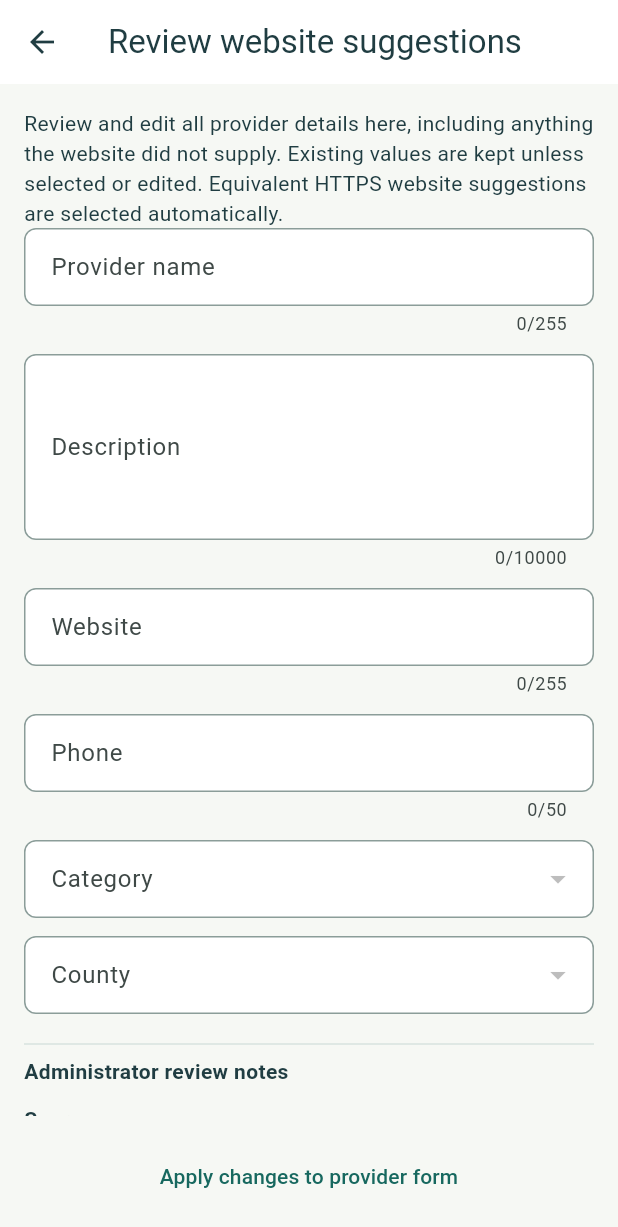
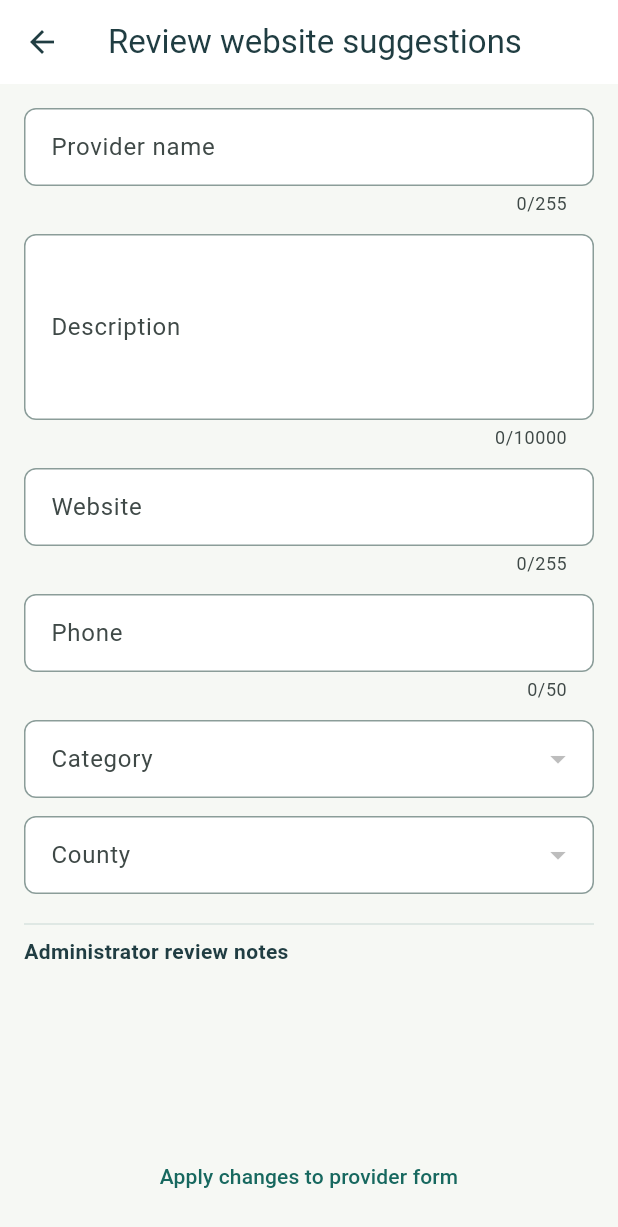
Before and after one commit to agawlbb/negaautism_mobile, a Flutter app: the ProviderSuggestionsScreen screen opened directly with empty values, on a phone screen of 412 x 824 dp. Shown: the top 1227 px of the screen. Run offline on Flutter 3.47's test engine with Material 3 defaults, Android fonts, the light colour scheme and no system bars; our stand-ins replace firebase_auth, firebase_core, firebase_messaging, package_info_plus, shared_preferences; accounts and stored records are empty.

Commit message:
Simplify provider forms and reflect manager approval workflow [skip ci]

```diff
--- a/lib/provider_edit_screen.dart
+++ b/lib/provider_edit_screen.dart
@@ -316,19 +316,6 @@ class _ProviderEditScreenState extends State<ProviderEditScreen> {
         child: ListView(
           padding: const EdgeInsets.all(16),
           children: [
-            if (widget.provider == null)
-              const Padding(
-                padding: EdgeInsets.only(bottom: 16),
-                child: Text(
-                  'New providers await approval on the website before appearing in the directory.',
-                ),
-              ),
-            if (widget.provider == null) ...[
-              const Text(
-                'Enter a website below, then choose Fill from website, or enter details manually.',
-              ),
-              const SizedBox(height: 12),
-            ],
             TextFormField(
               controller: _name,
               enabled: !_saving && !_extracting,
@@ -380,7 +367,7 @@ class _ProviderEditScreenState extends State<ProviderEditScreen> {
               if (_suggestions != null)
                 TextButton(
                   onPressed: _extracting ? null : _reviewSuggestions,
-                  child: const Text('Review suggestions and sources'),
+                  child: const Text('Review suggestions'),
                 ),
             ],
             TextFormField(
--- a/lib/provider_suggestions_screen.dart
+++ b/lib/provider_suggestions_screen.dart
@@ -235,9 +235,6 @@ class _ProviderSuggestionsScreenState extends State<ProviderSuggestionsScreen> {
           child: Column(
             crossAxisAlignment: CrossAxisAlignment.stretch,
             children: [
-              const Text(
-                'Review and edit all provider details here, including anything the website did not supply. Existing values are kept unless selected or edited. Equivalent HTTPS website suggestions are selected automatically.',
-              ),
               for (final entry in labels.entries) ...[
                 if (_hasValue(widget.suggestions.fields[entry.key]) &&
                     (_text.containsKey(entry.key) ||
@@ -286,26 +283,6 @@ class _ProviderSuggestionsScreenState extends State<ProviderSuggestionsScreen> {
                   padding: const EdgeInsets.only(top: 8),
                   child: SelectableText(note),
                 ),
-              const SizedBox(height: 12),
-              const Text(
-                'Sources',
-                style: TextStyle(fontWeight: FontWeight.bold),
-              ),
-              for (final source in widget.suggestions.sources)
-                Padding(
-                  padding: const EdgeInsets.only(top: 8),
-                  child: Column(
-                    crossAxisAlignment: CrossAxisAlignment.start,
-                    children: [
-                      Text(source['field'] ?? ''),
-                      SelectableText(source['excerpt'] ?? ''),
-                      ProviderContactLinks(
-                        website: source['url'] ?? '',
-                        phone: '',
-                      ),
-                    ],
-                  ),
-                ),
             ],
           ),
         ),
```
Also changed, not shown: 4 other files.
